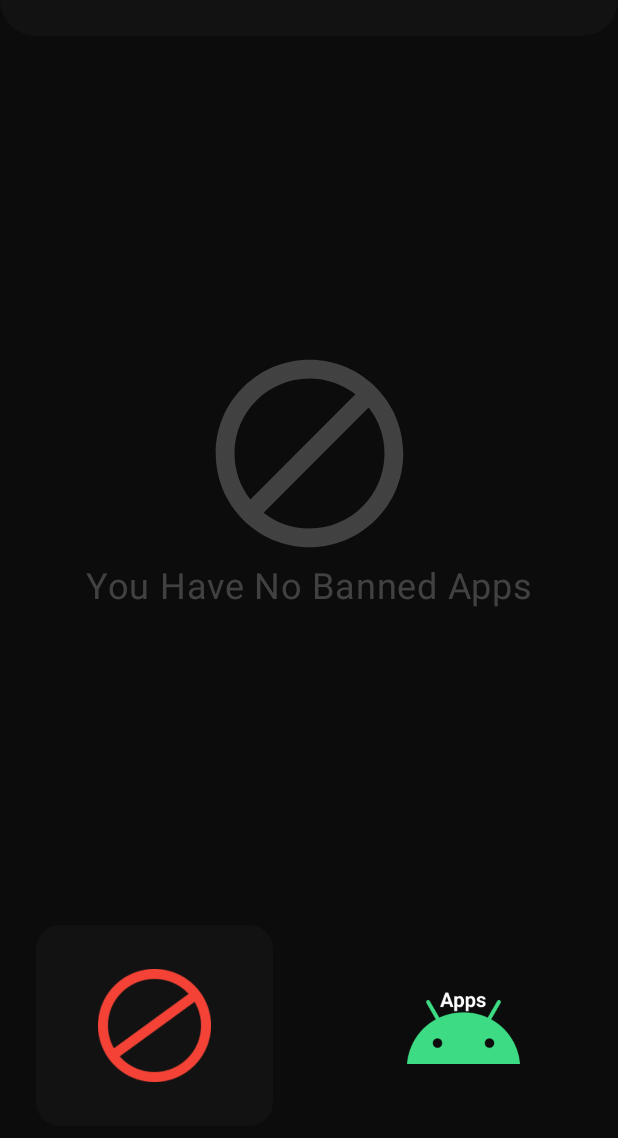
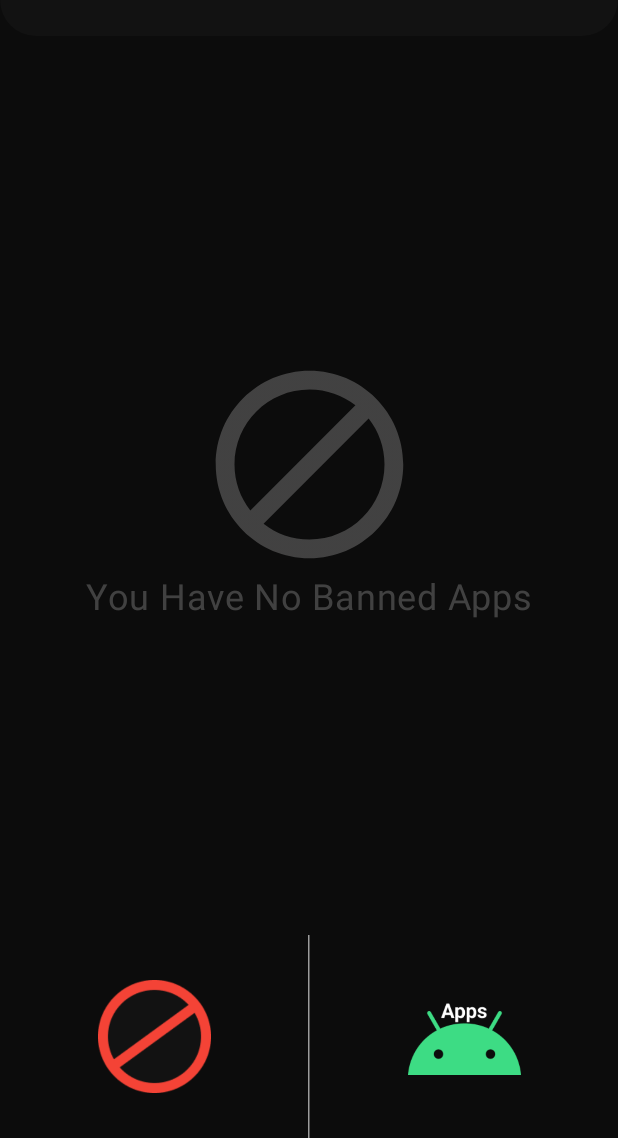
Before and after one commit to SOUMEN-PAL/ApyLock, an Android app built with Jetpack Compose: the BlockAppScreen screen opened through its navigation route, on a phone screen of 412 x 824 dp, the part 98-1236 px from its top. Run offline under Robolectric (Android 15) with nearby library versions, the phone set to English and light mode, and no system bars.

Commit message:
Fied the uI

```diff
--- a/app/src/main/java/com/example/apyblock/presentation/bottomBar/BottomBar.kt
+++ b/app/src/main/java/com/example/apyblock/presentation/bottomBar/BottomBar.kt
@@ -17,6 +17,7 @@ import androidx.compose.foundation.layout.size
 import androidx.compose.foundation.shape.RoundedCornerShape
 import androidx.compose.material3.Button
 import androidx.compose.material3.ButtonColors
+import androidx.compose.material3.VerticalDivider
 import androidx.compose.runtime.Composable
 import androidx.compose.ui.Alignment
 import androidx.compose.ui.Modifier
@@ -43,7 +44,7 @@ fun BottomBar(
     Row(
         modifier = Modifier
             .fillMaxWidth()
-            .height(150.dp)
+            .height(135.dp)
             .imePadding()
             .padding(bottom = navigationBarsPadding.calculateBottomPadding()),
         horizontalArrangement = Arrangement.Center,
@@ -66,20 +67,6 @@ fun BottomBar(
                 disabledContentColor = Color.Transparent
             )
         ) {
-
-            Box(
-                modifier = Modifier
-                    .clip(RoundedCornerShape(16.dp))
-                    .fillMaxSize()
-                    .background(
-                        color = if (selectedButton == 0) {
-                            colorResource(id = R.color.onTapColor)
-                        } else {
-                            Color.Transparent
-                        }
-                    ),
-                contentAlignment = Alignment.Center,
-            ) {
                 Image(
                     painter = if (selectedButton == 0) {
                         painterResource(id = R.drawable.blocked_app_on_clicked)
@@ -89,10 +76,12 @@ fun BottomBar(
                     contentDescription = "",
                     modifier = Modifier.size(75.dp)
                 )
-            }
+
 
 
         }
+
+        VerticalDivider(color = Color(0xFF9C9C9C))
 
         Button(
             onClick = {
@@ -110,20 +99,7 @@ fun BottomBar(
                 disabledContentColor = Color.Transparent
             )
         ) {
-            Box(
-                modifier = Modifier
-                    .clip(RoundedCornerShape(16.dp))
-                    .fillMaxSize()
-                    .background(
-                        color = if (selectedButton == 1) {
-                            colorResource(id = R.color.onTapColor)
-                        } else {
-                            Color.Transparent
-                        }
-                    ),
-                contentAlignment = Alignment.Center,
 
-                ) {
                 Image(
                     painter = if (selectedButton == 1) {
                         painterResource(id = R.drawable.all_app_clicked)
@@ -133,7 +109,7 @@ fun BottomBar(
                     contentDescription = "",
                     modifier = Modifier.size(75.dp)
                 )
-            }
+
         }
     }
 }
```
